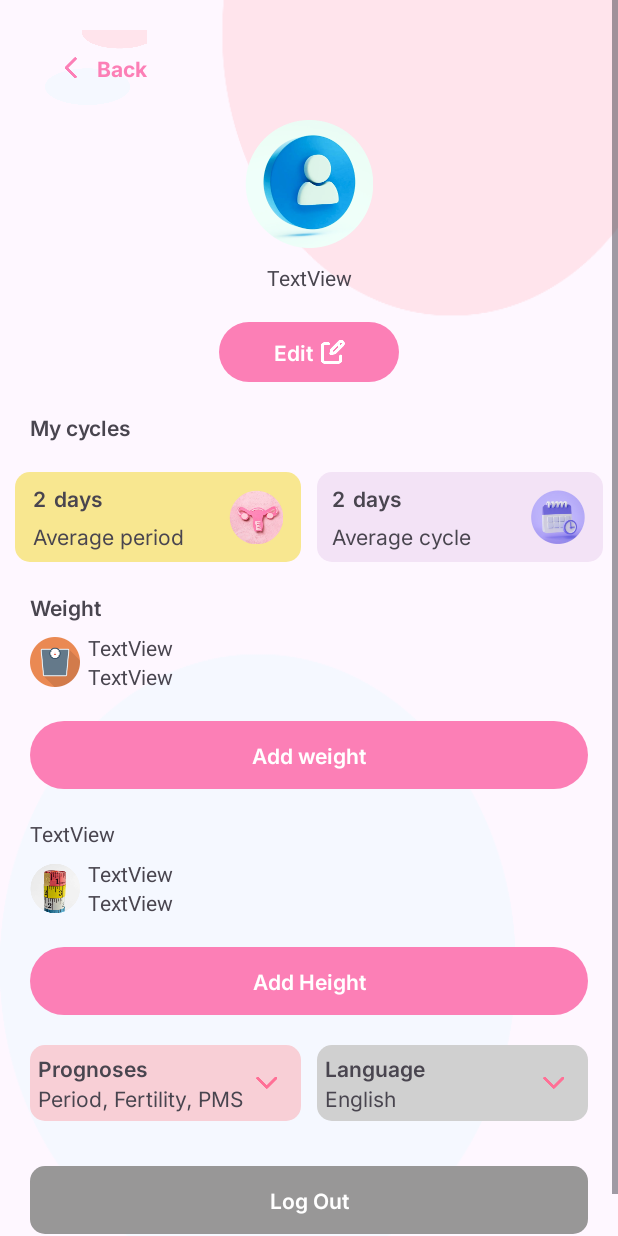
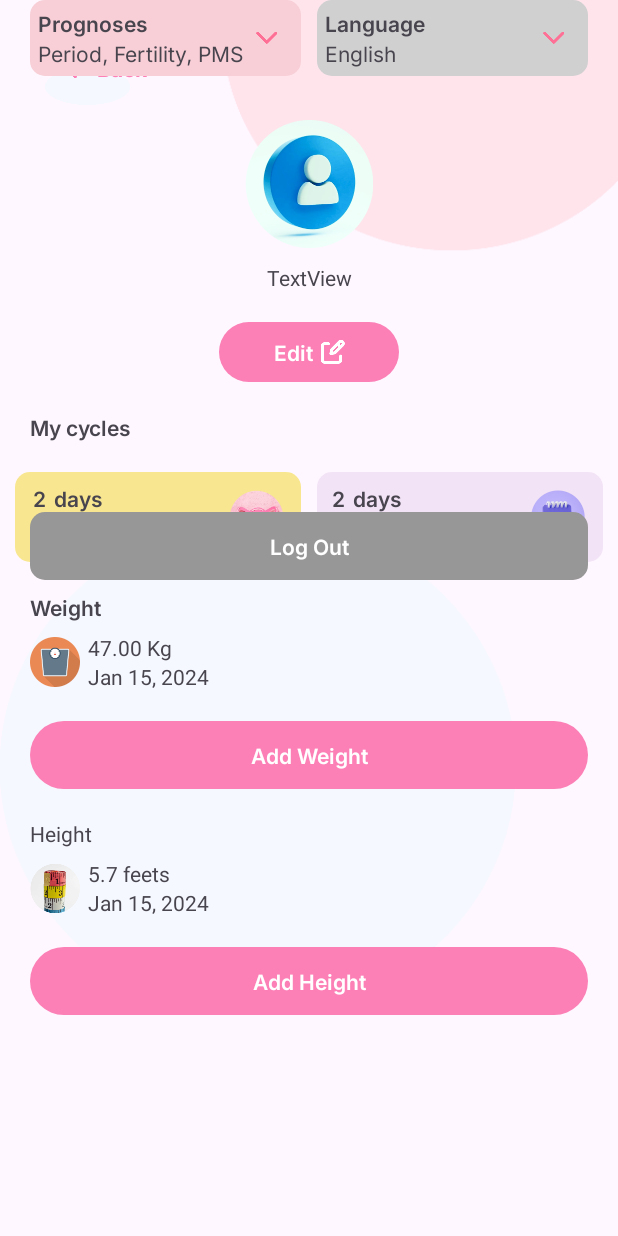
Before and after one commit to A5Solution/Periods-Tracker, an Android app: the NavAccountFragment screen opened through its navigation route, on a phone screen of 412 x 824 dp. Run offline under Robolectric (Android 15) with nearby library versions, the phone set to English and light mode, and no system bars; Roboto replaces fonts that are not available here.

Commit message:
Home Functionality

```diff
--- a/app/src/main/res/layout/fragment_nav_account.xml
+++ b/app/src/main/res/layout/fragment_nav_account.xml
@@ -261,7 +261,7 @@
                 android:layout_width="wrap_content"
                 android:layout_height="wrap_content"
                 android:layout_marginStart="5dp"
-                android:text="TextView"
+                android:text="47.00 Kg"
                 app:layout_constraintBottom_toTopOf="@+id/textView44"
                 app:layout_constraintStart_toEndOf="@+id/imageView12"
                 app:layout_constraintTop_toTopOf="@+id/imageView12" />
@@ -271,7 +271,7 @@
                 android:layout_width="wrap_content"
                 android:layout_height="wrap_content"
                 android:layout_marginStart="5dp"
-                android:text="TextView"
+                android:text="Jan 15, 2024"
                 app:layout_constraintBottom_toBottomOf="@+id/imageView12"
                 app:layout_constraintStart_toEndOf="@+id/imageView12"
                 app:layout_constraintTop_toBottomOf="@+id/textView43" />
@@ -316,7 +316,7 @@
                 android:layout_height="wrap_content"
                 android:layout_marginStart="20dp"
                 android:layout_marginTop="20dp"
-                android:text="TextView"
+                android:text="Height"
                 app:layout_constraintStart_toStartOf="parent"
                 app:layout_constraintTop_toBottomOf="@+id/textView45" />
 
@@ -334,7 +334,7 @@
                 android:layout_width="wrap_content"
                 android:layout_height="wrap_content"
                 android:layout_marginStart="5dp"
-                android:text="TextView"
+                android:text="5.7 feets"
                 app:layout_constraintBottom_toTopOf="@+id/textView47"
                 app:layout_constraintStart_toEndOf="@+id/imageView13"
                 app:layout_constraintTop_toTopOf="@+id/imageView13" />
@@ -344,7 +344,7 @@
                 android:layout_width="wrap_content"
                 android:layout_height="wrap_content"
                 android:layout_marginStart="5dp"
-                android:text="TextView"
+                android:text="Jan 15, 2024"
                 app:layout_constraintBottom_toBottomOf="@+id/imageView13"
                 app:layout_constraintStart_toEndOf="@+id/imageView13"
                 app:layout_constraintTop_toBottomOf="@+id/textView46" />
@@ -354,13 +354,12 @@
                 android:layout_width="0dp"
                 android:layout_height="wrap_content"
                 android:layout_marginStart="20dp"
-                android:layout_marginTop="20dp"
                 android:layout_marginEnd="5dp"
                 android:background="@drawable/bg_button_lastpink"
                 android:padding="5dp"
                 app:layout_constraintEnd_toStartOf="@+id/constraintLayout10"
                 app:layout_constraintStart_toStartOf="parent"
-                app:layout_constraintTop_toBottomOf="@+id/textView48">
+                tools:layout_editor_absoluteY="697dp">
 
 
                 <TextView
--- a/app/src/main/res/values/strings.xml
+++ b/app/src/main/res/values/strings.xml
@@ -55,7 +55,7 @@
     <string name="cycle_report">Cycle Report</string>
     <string name="edit">Edit</string>
     <string name="my_cycles">My cycles</string>
-    <string name="add_weight">Add weight</string>
+    <string name="add_weight">Add Weight</string>
     <string name="add_height">Add Height</string>
     <string name="prognoses">Prognoses</string>
     <string name="period_fertility_pms">Period, Fertility, PMS</string>
```
Also changed, not shown: app/src/main/res/drawable-hdpi/icon_circle_fert.png (added), app/src/main/res/drawable-hdpi/icon_circle_red.png (added), app/src/main/res/drawable-mdpi/icon_circle_fert.png (added), app/src/main/res/drawable-mdpi/icon_circle_red.png (added), app/src/main/res/drawable-xhdpi/icon_circle_fert.png (added), app/src/main/res/drawable-xhdpi/icon_circle_red.png (added), app/src/main/res/drawable-xxhdpi/icon_circle_fert.png (added), app/src/main/res/drawable-xxhdpi/icon_circle_red.png (added), app/src/main/res/drawable-xxxhdpi/icon_circle_fert.png (added), app/src/main/res/drawable-xxxhdpi/icon_circle_red.png (added).
